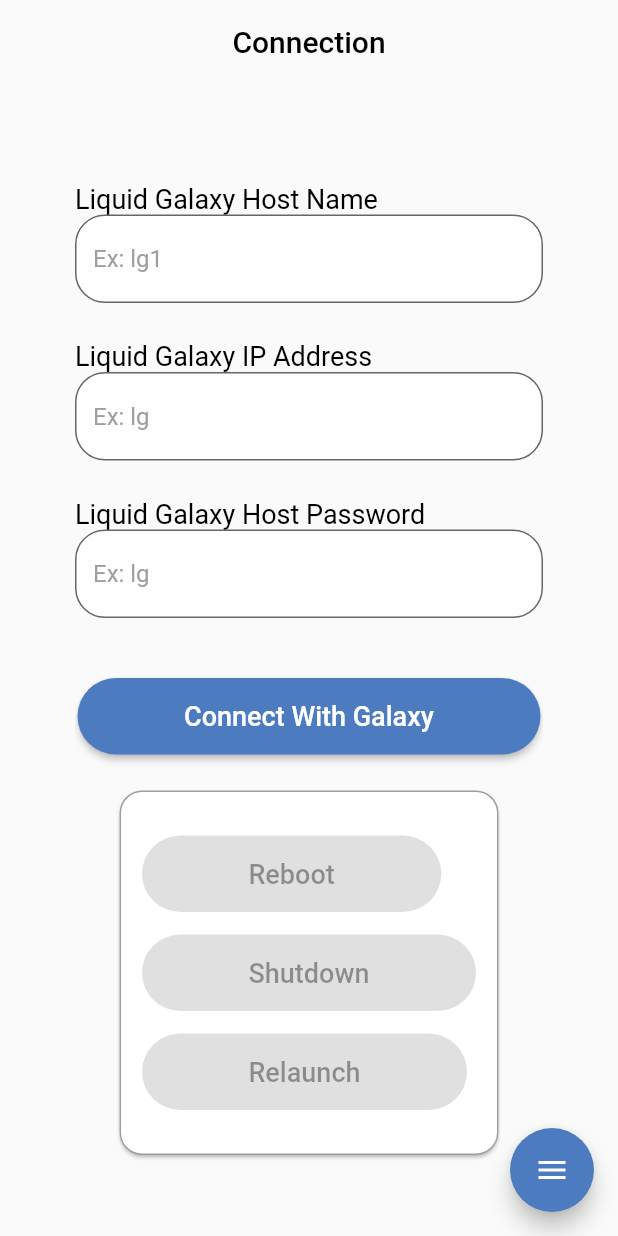
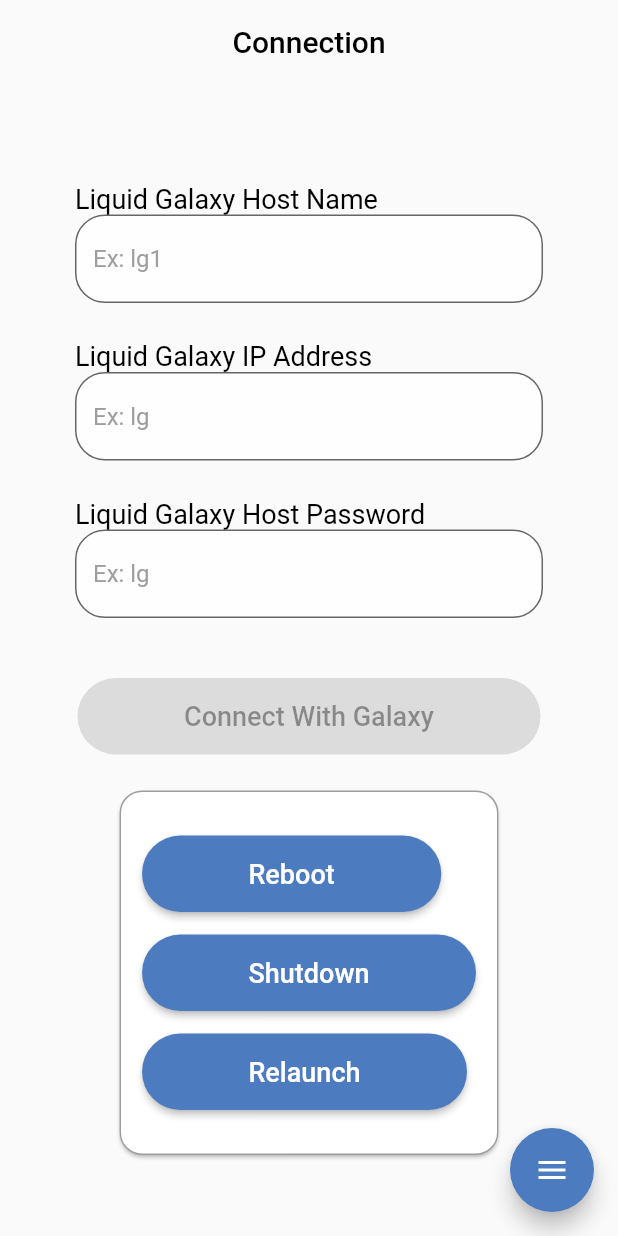
Before and after one commit to MurilonND/LiquidArt_AI, a Flutter app: the ConnectionPage screen opened directly, scrolled down 89 dp, after a tap on "Connect With Galaxy", on a phone screen of 412 x 824 dp. Run offline on Flutter 3.47's test engine with Material 2 defaults, Android fonts, the light colour scheme and no system bars; drawn by our look-alikes of flutter_speed_dial; our stand-ins replace equatable, flutter_bloc; missing offline and left inert: dartssh2; project files that could hold a hidden picture were left out.

```diff
--- a/lib/src/features/apikey_repository/presentation/apikey_repository_page.dart
+++ b/lib/src/features/apikey_repository/presentation/apikey_repository_page.dart
@@ -74,7 +74,7 @@ class _ApiKeyRepositoryPageState extends State<ApiKeyRepositoryPage> {
           _buildSpeedDial(
               context,
               const Icon(
-                Icons.settings,
+                Icons.cast_connected,
                 color: Colors.white,
               ),
               const Color(0xFF4C7BBF), () {
--- a/lib/src/features/connection/presentation/page/connection_page.dart
+++ b/lib/src/features/connection/presentation/page/connection_page.dart
@@ -17,7 +17,13 @@ class ConnectionPage extends StatefulWidget {
 }
 
 class _ConnectionPageState extends State<ConnectionPage> {
-  late final GalaxyCubit _galaxyCubit;
+  final GalaxyCubit _galaxyCubit = GalaxyCubit();
+
+  // @override
+  // void initState() {
+  //   _galaxyCubit = context.read();
+  //   super.initState();
+  // }
 
   //Text Strings
   final String connectionPageTitle = "Connection";
@@ -28,11 +34,12 @@ class _ConnectionPageState extends State<ConnectionPage> {
 
   @override
   Widget build(BuildContext context) {
-    // return BlocBuilder<GalaxyCubit, GalaxyState>(
-    //   builder: (context, state) {
+    return BlocBuilder<GalaxyCubit, GalaxyState>(
+      bloc: _galaxyCubit,
+      builder: (context, state) {
         return Scaffold(
           appBar: AppBar(
-            title:  Text(
+            title: Text(
               connectionPageTitle,
               style: const TextStyle(color: Colors.black),
             ),
@@ -81,7 +88,10 @@ class _ConnectionPageState extends State<ConnectionPage> {
                   Center(
                     child: LiquidArtButton(
                       label: 'Connect With Galaxy',
-                        onTap: () {},
+                      onTap: state.loading ||
+                          state.client != null && !state.client!.isClosed
+                          ? null
+                          : () => _galaxyCubit.connect(),
                     ),
                   ),
                   const SizedBox(
@@ -89,39 +99,39 @@ class _ConnectionPageState extends State<ConnectionPage> {
                   ),
                   Center(
                     child: Card(
-                      shape: RoundedRectangleBorder(side: const BorderSide(width: 1, color: Colors.grey,),borderRadius: BorderRadius.circular(15)),
+                      shape: RoundedRectangleBorder(
+                          side: const BorderSide(
+                            width: 1,
+                            color: Colors.grey,
+                          ),
+                          borderRadius: BorderRadius.circular(15)),
                       child: Padding(
-                          padding: const EdgeInsets.symmetric(horizontal: 15, vertical: 30),
+                        padding: const EdgeInsets.symmetric(
+                            horizontal: 15, vertical: 30),
                         child: Wrap(
                           spacing: 10,
                           runSpacing: 15,
-                            children: const [
+                          children: [
                             LiquidArtButton(
                               label: 'Reboot',
-                                onTap:
-                                //     () =>
-                                // state.client != null && !state.client!.isClosed
-                                //     ? _galaxyCubit.reboot()
-                                //     :
-                                null,
+                              onTap: state.client != null &&
+                                      !state.client!.isClosed
+                                  ? () => _galaxyCubit.reboot()
+                                  : null,
                             ),
                             LiquidArtButton(
                               label: 'Shutdown',
-                                onTap:
-                                //     () =>
-                                // state.client != null && !state.client!.isClosed
-                                //     ? _galaxyCubit.shutdown()
-                                //     :
-                                null,
+                              onTap: state.client != null &&
+                                      !state.client!.isClosed
+                                  ? () => _galaxyCubit.shutdown()
+                                  : null,
                             ),
                             LiquidArtButton(
                               label: 'Relaunch',
-                                onTap:
-                                //     () =>
-                                // state.client != null && !state.client!.isClosed
-                                //     ? _galaxyCubit.relaunchEarth()
-                                //     :
-                                null,
+                              onTap: state.client != null &&
+                                      !state.client!.isClosed
+                                  ? () => _galaxyCubit.relaunchEarth()
+                                  : null,
                             ),
                           ],
                         ),
@@ -184,8 +194,8 @@ class _ConnectionPageState extends State<ConnectionPage> {
             ],
           ),
         );
-    //   },
-    // );
+      },
+    );
   }
 }
 
--- a/lib/src/features/gallery/presentation/pages/galley_page.dart
+++ b/lib/src/features/gallery/presentation/pages/galley_page.dart
@@ -124,7 +124,7 @@ class _GalleryPageState extends State<GalleryPage> {
           _buildSpeedDial(
               context,
               const Icon(
-                Icons.settings,
+                Icons.cast_connected,
                 color: Colors.white,
               ),
               const Color(0xFF4C7BBF), () {
--- a/lib/src/features/home/presentation/page/home_page.dart
+++ b/lib/src/features/home/presentation/page/home_page.dart
@@ -61,7 +61,7 @@ class _HomePageState extends State<HomePage> {
           _buildSpeedDial(
               context,
               const Icon(
-                Icons.settings,
+                Icons.cast_connected,
                 color: Colors.white,
               ),
               const Color(0xFF4C7BBF), () {
```
Also changed, not shown: lib/main.dart (+12 -5 lines), lib/src/features/drawer/presentation/pages/drawer_page.dart (+5 -3 lines). Lines whose indentation alone changed are shown as unchanged.
